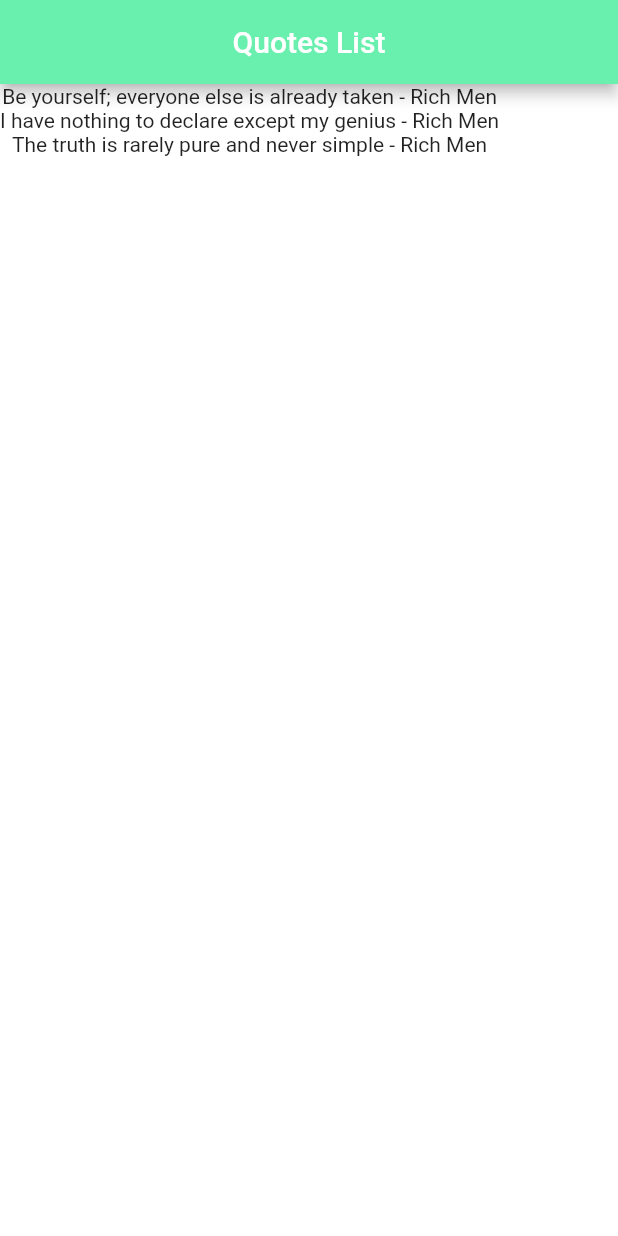
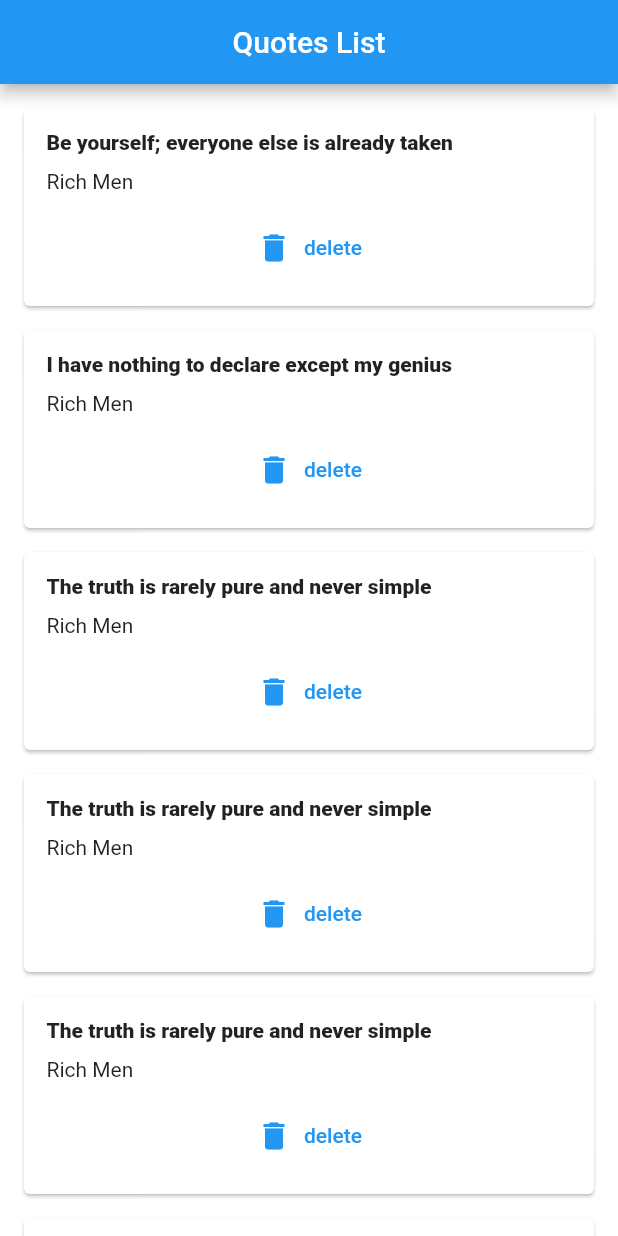
Before and after one commit to aldysufri17/Flutter, a Flutter app: the screen it shows after launch, on a phone screen of 412 x 824 dp. Run offline on Flutter 3.47's test engine with Material 2 defaults, Android fonts, the phone set to English and light mode, and no system bars.

```diff
--- a/lib/main.dart
+++ b/lib/main.dart
@@ -20,19 +20,61 @@ class _MainAppState extends State<MainApp> {
     Quote(text:'Be yourself; everyone else is already taken', author: 'Rich Men' ),
     Quote(text:'I have nothing to declare except my genius', author: 'Rich Men' ),
     Quote(text:'The truth is rarely pure and never simple', author: 'Rich Men' ),
+    Quote(text:'The truth is rarely pure and never simple', author: 'Rich Men' ),
+    Quote(text:'The truth is rarely pure and never simple', author: 'Rich Men' ),
+    Quote(text:'The truth is rarely pure and never simple', author: 'Rich Men' ),
   ];
+
+ Widget cardQuotes(el){
+   return QuoteCard(
+     e: el,
+     delete: ()=>{
+       setState(()=>{
+         quotes.remove(el)
+       })
+     }
+     );
+ }
 
   @override
   Widget build(BuildContext context) {
     return Scaffold(
       backgroundColor: Colors.white,
-      appBar: AppBar(backgroundColor: Colors.greenAccent,
+      appBar: AppBar(backgroundColor: Colors.blue,
       title: const Text("Quotes List"),
       centerTitle: true,
       ),
-      body: Column(
-        children: quotes.map((e) => Text('${e.text} - ${e.author}')).toList()
+      body: ListView(
+        children: quotes.map((el) => cardQuotes(el)).toList()
       ),
     );
   }
 }
+
+class QuoteCard extends StatelessWidget {
+
+ final Quote e;
+ final Function() delete;
+ QuoteCard({required this.e, required this.delete});
+
+  @override
+  Widget build(BuildContext context) {
+    return Card(
+      margin: const EdgeInsets.fromLTRB(16.0, 16.0, 16.0, 0.0),
+      child: Padding(
+        padding: const EdgeInsets.all(15.0),
+        child:
+            Column(crossAxisAlignment: CrossAxisAlignment.stretch, children: [
+          Text(
+            e.text,
+            style: const TextStyle(fontWeight: FontWeight.w800),
+          ),
+          const SizedBox(height: 10.0),
+          Text(e.author),
+          const SizedBox(height: 12.0),
+          TextButton.icon(onPressed: delete, icon: const Icon(Icons.delete), label: const Text("delete"))
+        ]),
+      ),
+    );
+  }
+}
```
